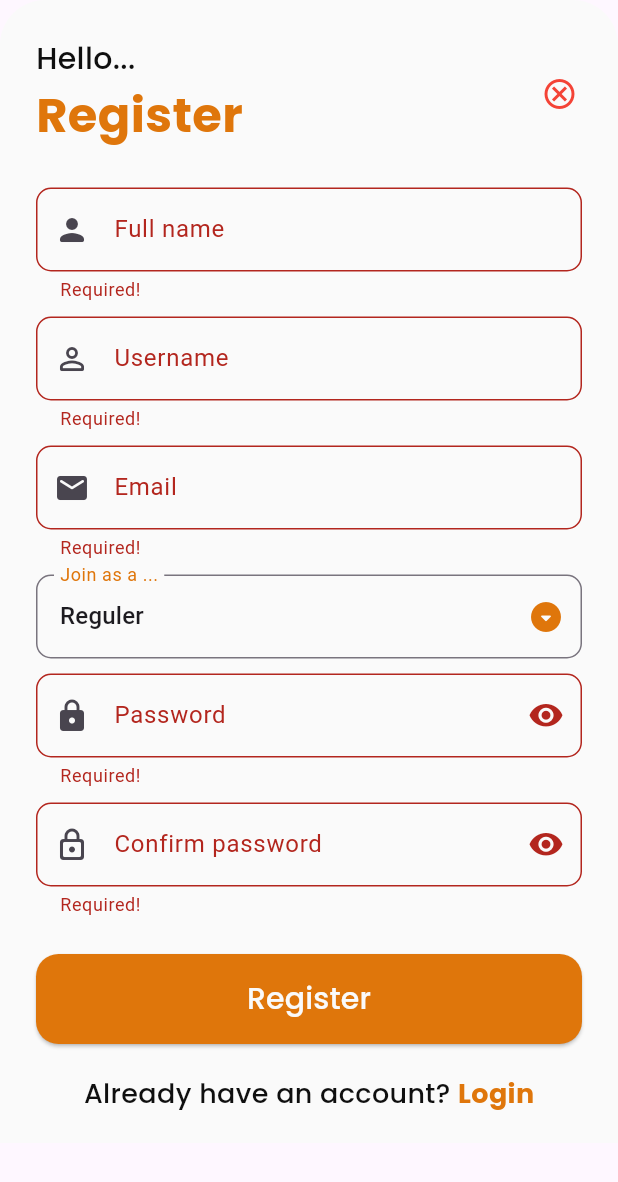
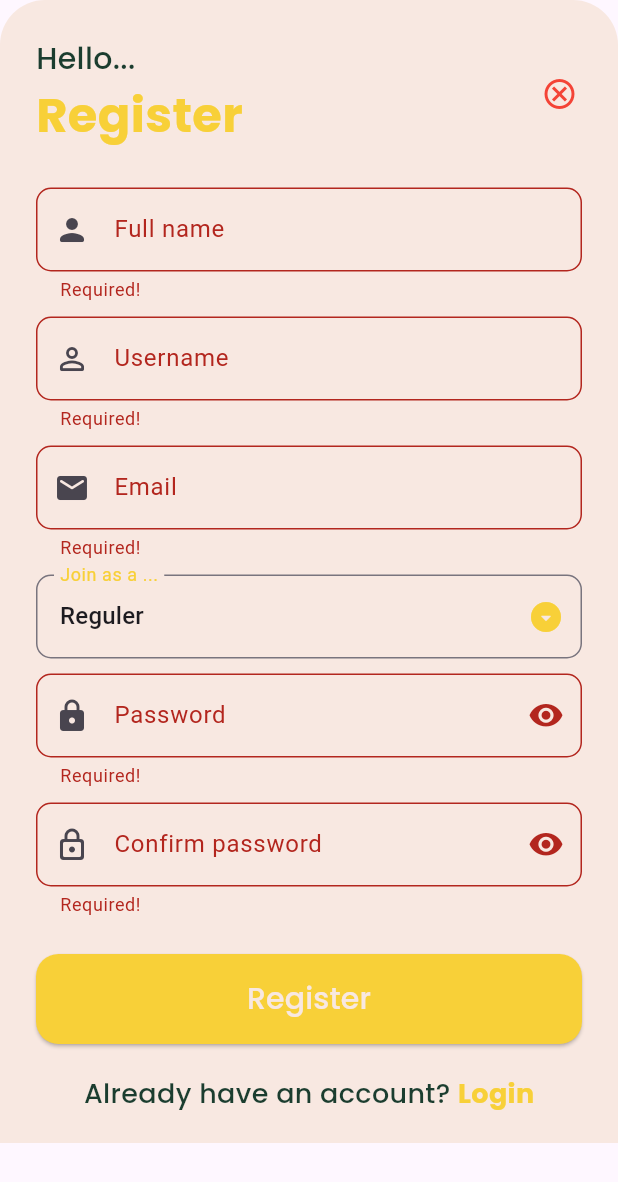
Before and after one commit to jago-bikin-web/books-buddy-mobile, a Flutter app: the RegisterModal widget shown alone on an empty page, opened directly, after a tap on "Register", on a phone screen of 412 x 824 dp. Shown: the top 1182 px of the screen. Run offline on Flutter 3.47's test engine with Material 3 defaults, Android fonts, the phone set to English and light mode, and no system bars; our stand-ins replace curved_navigation_bar, google_fonts; missing offline and left inert: pbp_django_auth; network calls fail.

Commit message:
feat: menghilangkan sementara toast dan mengganti colour

```diff
--- a/lib/auth/screens/register.dart
+++ b/lib/auth/screens/register.dart
@@ -1,11 +1,9 @@
 // ignore_for_file: prefer_const_constructors, prefer_const_literals_to_create_immutables, use_build_context_synchronously
-
-import 'dart:convert';
 
 import 'package:books_buddy/auth/screens/login.dart';
 import 'package:flutter/material.dart';
 import 'package:books_buddy/shared/shared.dart';
-import 'package:fluttertoast/fluttertoast.dart';
+// import 'package:fluttertoast/fluttertoast.dart';
 import 'package:pbp_django_auth/pbp_django_auth.dart';
 import 'package:provider/provider.dart';
 
@@ -308,16 +306,16 @@ class _RegisterModalState extends State<RegisterModal> {
                           onPressed: () async {
                             if (_formKey.currentState!.validate()) {
                               // TODO: Ganti URL dan jangan lupa tambahkan trailing slash (/) di akhir URL!
-                              final response = await request.postJson(
+                              final response = await request.login(
                                 "http://127.0.0.1:8000/auth/register/",
-                                jsonEncode(<String, String>{
+                                {
                                   'full_name': _fullName,
                                   'username': _username,
                                   'email': _email,
                                   'status': _status!,
                                   'password1': _password1,
                                   'password2': _password2,
-                                }),
+                                },
                               );
                               if (response['status']) {
                                 String message = response['message'];
@@ -335,17 +333,17 @@ class _RegisterModalState extends State<RegisterModal> {
                                           "$message Selamat datang, $uname.")));
                                 _formKey.currentState!.reset();
                               } else {
-                                String message = response['message'];
-                                Fluttertoast.showToast(
-                                  msg: message,
-                                  toastLength: Toast.LENGTH_SHORT,
-                                  gravity: ToastGravity.BOTTOM,
-                                  timeInSecForIosWeb: 1,
-                                  backgroundColor: primaryColour,
-                                  textColor: Colors.white,
-                                  webBgColor: "#DF760B",
-                                  webPosition: "center",
-                                );
+                                // String message = response['message'];
+                                // Fluttertoast.showToast(
+                                //   msg: message,
+                                //   toastLength: Toast.LENGTH_SHORT,
+                                //   gravity: ToastGravity.BOTTOM,
+                                //   timeInSecForIosWeb: 1,
+                                //   backgroundColor: primaryColour,
+                                //   textColor: Colors.white,
+                                //   webBgColor: "#DF760B",
+                                //   webPosition: "center",
+                                // );
                               }
                             }
                           },
--- a/lib/main.dart
+++ b/lib/main.dart
@@ -1,5 +1,8 @@
 // import 'package:books_buddy/auth/screens/welcome.dart';
 
+// ignore_for_file: prefer_const_constructors
+
+import 'package:books_buddy/auth/screens/welcome.dart';
 import 'package:books_buddy/home/home.dart';
 import 'package:books_buddy/shared/page.dart';
 import 'package:flutter/material.dart';
@@ -29,7 +32,7 @@
       ],
       child: MaterialApp(
         debugShowCheckedModeBanner: false,
-        home: Home(),
+        home: WelcomePage(),
       ),
     );
   }
--- a/lib/shared/shared.dart
+++ b/lib/shared/shared.dart
@@ -1,12 +1,22 @@
 import 'package:flutter/material.dart';
 import 'package:google_fonts/google_fonts.dart';
 
-Color backgroundColour = const Color(0xFFFAFAFA);
-Color primaryColour = const Color(0xFFDF760B);
-Color secondaryColour = const Color(0xFFF6B61E);
-Color tertiaryColour = const Color(0xFFFFEBAF);
-Color blackColour = const Color(0xFF0F0F0F);
+Color backgroundColour = const Color(0xFFF8E8E1);
+Color primaryColour = const Color(0xFFF8D038);
+Color secondaryColour = const Color(0xFFA08F65);
+Color tertiaryColour = const Color(0xFFC29B17);
+Color blackColour = const Color(0xFF1B3D2F);
 Color whiteColour = Colors.white;
+Gradient gradient = const LinearGradient(
+  colors: [
+    Color(0xffe9cf25),
+    Color(0xffdda90e),
+    Color(0xffbe7521),
+    Color(0xff995507)
+  ],
+  begin: Alignment.centerLeft,
+  end: Alignment.centerRight,
+);
 
 TextStyle defaultText = GoogleFonts.poppins(
     fontSize: 36, color: blackColour, fontWeight: FontWeight.w500);
--- a/pubspec.yaml
+++ b/pubspec.yaml
@@ -37,7 +37,6 @@ dependencies:
   provider: ^6.1.1
   pbp_django_auth: ^0.4.0
   google_fonts: ^6.1.0
-  fluttertoast: ^8.2.4
   curved_navigation_bar: ^1.0.3
 
 dev_dependencies:
```
Also changed, not shown: lib/auth/screens/login.dart (+22 -21 lines), lib/auth/models/user_models.dart (added), pubspec.lock.
